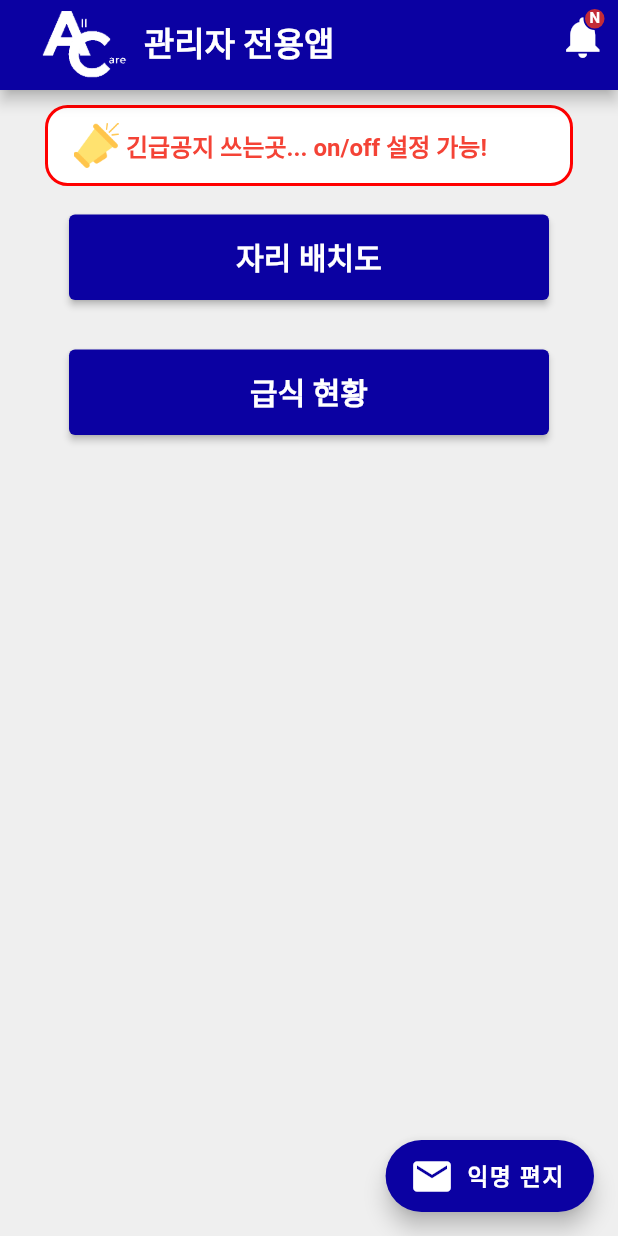
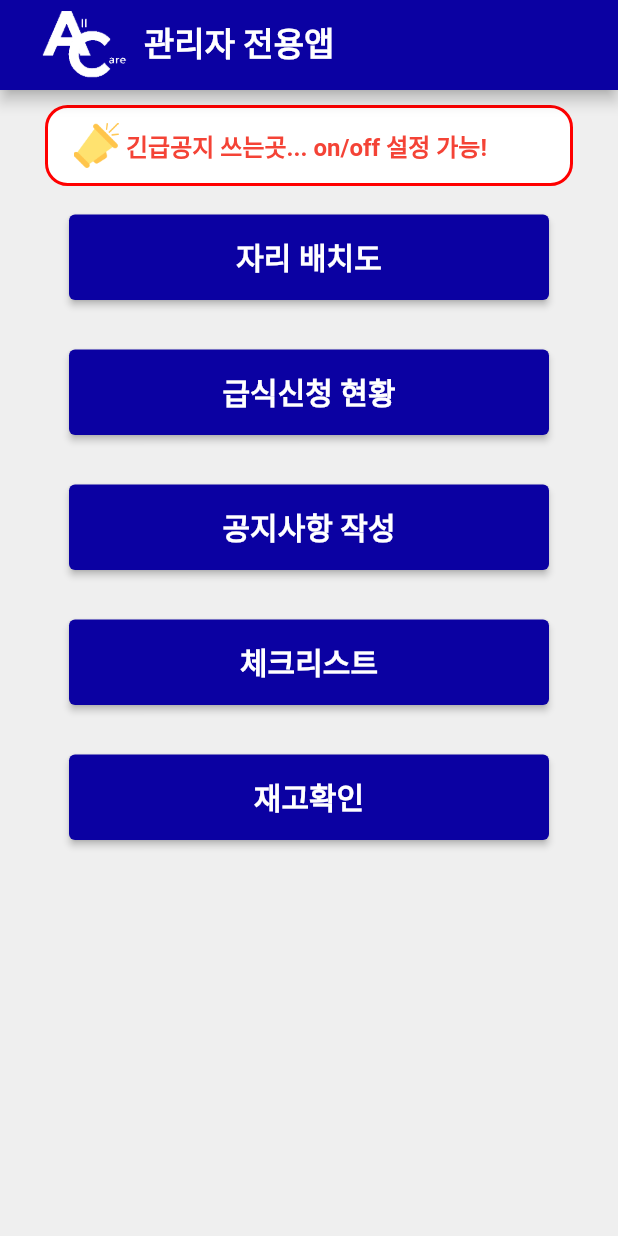
Before and after one commit to Jake6680/allcareadmin, a Flutter app: the screen it shows after launch, on a phone screen of 412 x 824 dp. Run offline on Flutter 3.47's test engine with Material 2 defaults, Android fonts, the phone set to English and light mode, and no system bars; our stand-ins replace firebase_core, flutter_local_notifications, flutter_native_splash, shared_preferences; missing offline and left inert: animated_overflow; accounts and stored records are empty.

Commit message:
main add

```diff
--- a/lib/main.dart
+++ b/lib/main.dart
@@ -40,7 +40,7 @@ class MyApp extends StatefulWidget {
 }
 
 class _MyAppState extends State<MyApp> {
-  var buttonName = ['자리 배치도', '급식 현황'];
+  var buttonName = ['자리 배치도', '급식신청 현황', '공지사항 작성', '체크리스트', '재고확인'];
 
   @override
   void initState() {
@@ -53,14 +53,6 @@ class _MyAppState extends State<MyApp> {
   Widget build(BuildContext context) {
     return Scaffold(
 
-      floatingActionButton:
-      FloatingActionButton.extended(
-        onPressed: (){Navigator.push(context, CupertinoPageRoute(builder: (c) => letterUI() ));},
-        label: Text('익명 편지', style: style.floatingText),
-        icon: Icon(Icons.mail, color: Colors.white, size: 30),
-        backgroundColor: Color(0xff0B01A2),
-      ),
-
       appBar: PreferredSize(
         preferredSize: Size.fromHeight(60),
         child: AppBar(
@@ -70,18 +62,6 @@ class _MyAppState extends State<MyApp> {
               Text('관리자 전용앱'),
             ],
           ),
-
-          actions: [
-            Stack(
-              children: [
-                IconButton(
-                    icon: Icon(Icons.notifications, size: 33,), onPressed: (){showNotification(); Navigator.push(context, CupertinoPageRoute(builder: (c) => noticeUI() ));}
-                ),
-                AlertIconUI()
-              ],
-            ),
-          ],
-
         ),
       ),
 
```
